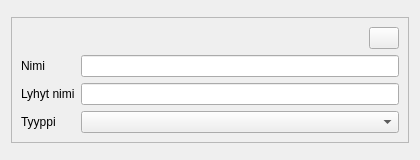
Above: arho_feature_template/gui/components/plan_regulation_group_widget.ui from GispoCoding/arho-qgis-plugin before the change. Below: the same form after it.
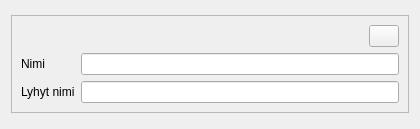
That is the form after the change. Custom widgets are drawn as their Qt base class.

Commit message: removed plan regulation type selection widget

Diff of the .ui file:
```diff
--- a/arho_feature_template/gui/components/plan_regulation_group_widget.ui
+++ b/arho_feature_template/gui/components/plan_regulation_group_widget.ui
@@ -7,7 +7,7 @@
     <x>0</x>
     <y>0</y>
     <width>420</width>
-    <height>160</height>
+    <height>129</height>
    </rect>
   </property>
   <property name="sizePolicy">
@@ -117,34 +117,6 @@
           </property>
          </widget>
         </item>
-        <item row="2" column="0">
-         <widget class="QLabel" name="type_of_regulation_group_label">
-          <property name="sizePolicy">
-           <sizepolicy hsizetype="Preferred" vsizetype="Preferred">
-            <horstretch>0</horstretch>
-            <verstretch>0</verstretch>
-           </sizepolicy>
-          </property>
-          <property name="minimumSize">
-           <size>
-            <width>0</width>
-            <height>0</height>
-           </size>
-          </property>
-          <property name="maximumSize">
-           <size>
-            <width>16777215</width>
-            <height>16777215</height>
-           </size>
-          </property>
-          <property name="text">
-           <string>Tyyppi</string>
-          </property>
-         </widget>
-        </item>
-        <item row="2" column="1">
-         <widget class="CodeComboBox" name="type_of_regulation_group"/>
-        </item>
         <item row="1" column="0">
          <widget class="QLabel" name="short_name_label">
           <property name="text">
@@ -162,13 +134,6 @@
    </item>
   </layout>
  </widget>
- <customwidgets>
-  <customwidget>
-   <class>CodeComboBox</class>
-   <extends>QComboBox</extends>
-   <header>arho_feature_template.gui.components.code_combobox</header>
-  </customwidget>
- </customwidgets>
  <resources/>
  <connections/>
 </ui>
```
The commit also changes 4 other files.
